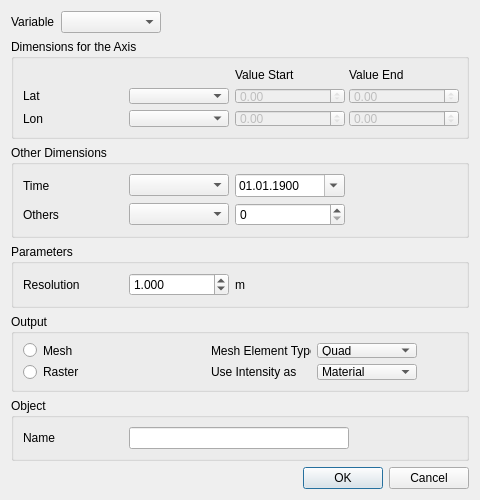
Above: Applications/DataExplorer/DataView/NetCdfConfigure.ui from ufz/ogs before the change. Below: the same form after it.
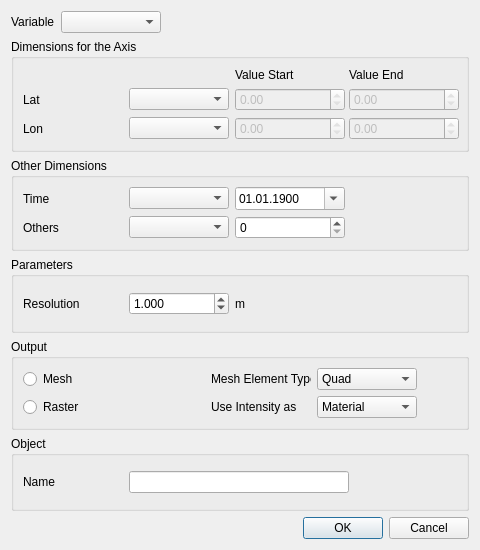
That is the form after the change.

```diff
--- a/Applications/DataExplorer/DataView/NetCdfConfigure.ui
+++ b/Applications/DataExplorer/DataView/NetCdfConfigure.ui
@@ -7,9 +7,21 @@
     <x>0</x>
     <y>0</y>
     <width>480</width>
-    <height>500</height>
+    <height>550</height>
    </rect>
   </property>
+  <property name="minimumSize">
+   <size>
+    <width>480</width>
+    <height>550</height>
+   </size>
+  </property>
+  <property name="maximumSize">
+   <size>
+    <width>480</width>
+    <height>550</height>
+   </size>
+  </property>
   <property name="cursor">
    <cursorShape>SizeAllCursor</cursorShape>
   </property>
```
